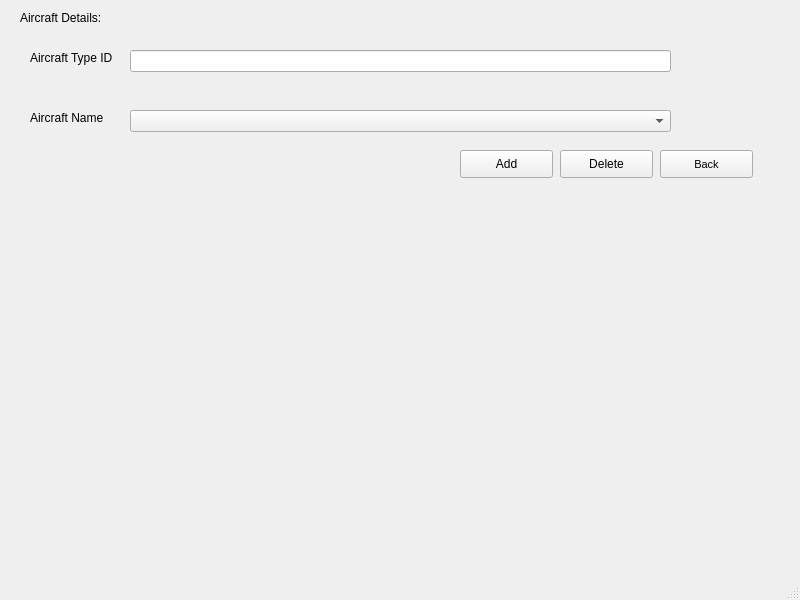
The window that aircraft type.ui (Muneeba-Badar/DB-Final-Project) describes before a commit, drawn with Qt 5.
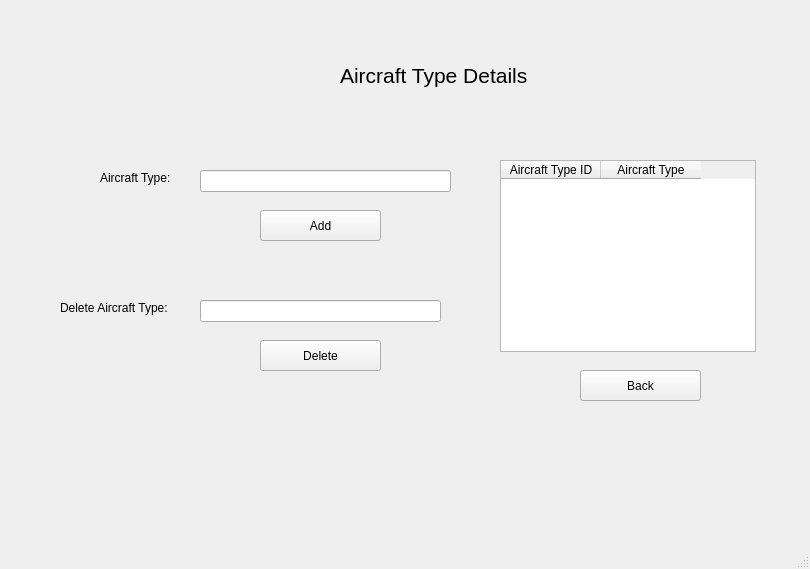
The same window after the commit.

What changed in the file:
```diff
--- a/aircraft type.ui
+++ b/aircraft type.ui
@@ -6,82 +6,61 @@
    <rect>
     <x>0</x>
     <y>0</y>
-    <width>800</width>
-    <height>600</height>
+    <width>810</width>
+    <height>569</height>
    </rect>
   </property>
   <property name="windowTitle">
    <string>MainWindow</string>
   </property>
   <widget class="QWidget" name="centralwidget">
-   <widget class="QLabel" name="label">
-    <property name="geometry">
-     <rect>
-      <x>20</x>
-      <y>10</y>
-      <width>91</width>
-      <height>16</height>
-     </rect>
-    </property>
-    <property name="text">
-     <string>Aircraft Details:</string>
-    </property>
-   </widget>
-   <widget class="QLabel" name="label_2">
-    <property name="geometry">
-     <rect>
-      <x>30</x>
-      <y>50</y>
-      <width>101</width>
-      <height>16</height>
-     </rect>
-    </property>
-    <property name="text">
-     <string>Aircraft Type ID</string>
-    </property>
-   </widget>
    <widget class="QLineEdit" name="lineEdit">
     <property name="geometry">
      <rect>
-      <x>130</x>
-      <y>50</y>
-      <width>541</width>
+      <x>200</x>
+      <y>170</y>
+      <width>251</width>
       <height>22</height>
      </rect>
     </property>
+    <property name="font">
+     <font>
+      <pointsize>9</pointsize>
+     </font>
+    </property>
    </widget>
    <widget class="QLabel" name="label_3">
     <property name="geometry">
      <rect>
-      <x>30</x>
-      <y>110</y>
+      <x>100</x>
+      <y>170</y>
       <width>81</width>
       <height>16</height>
      </rect>
     </property>
-    <property name="text">
-     <string>Aircraft Name</string>
+    <property name="font">
+     <font>
+      <pointsize>9</pointsize>
+     </font>
     </property>
-   </widget>
-   <widget class="QComboBox" name="comboBox">
-    <property name="geometry">
-     <rect>
-      <x>130</x>
-      <y>110</y>
-      <width>541</width>
-      <height>22</height>
-     </rect>
+    <property name="text">
+     <string>Aircraft Type:</string>
     </property>
    </widget>
    <widget class="QPushButton" name="pushButton_2">
     <property name="geometry">
      <rect>
-      <x>560</x>
-      <y>150</y>
-      <width>93</width>
-      <height>28</height>
+      <x>260</x>
+      <y>340</y>
+      <width>121</width>
+      <height>31</height>
      </rect>
     </property>
+    <property name="font">
+     <font>
+      <pointsize>9</pointsize>
+     </font>
+    </property>
     <property name="text">
      <string>Delete</string>
     </property>
@@ -89,12 +68,17 @@
    <widget class="QPushButton" name="pushButton">
     <property name="geometry">
      <rect>
-      <x>460</x>
-      <y>150</y>
-      <width>93</width>
-      <height>28</height>
+      <x>260</x>
+      <y>210</y>
+      <width>121</width>
+      <height>31</height>
      </rect>
     </property>
+    <property name="font">
+     <font>
+      <pointsize>9</pointsize>
+     </font>
+    </property>
     <property name="text">
      <string>Add</string>
     </property>
@@ -102,21 +86,95 @@
    <widget class="QPushButton" name="aircraftTypeBack">
     <property name="geometry">
      <rect>
-      <x>660</x>
-      <y>150</y>
-      <width>93</width>
-      <height>28</height>
+      <x>580</x>
+      <y>370</y>
+      <width>121</width>
+      <height>31</height>
      </rect>
     </property>
     <property name="font">
      <font>
-      <pointsize>8</pointsize>
+      <pointsize>9</pointsize>
      </font>
     </property>
     <property name="text">
      <string>Back</string>
     </property>
    </widget>
+   <widget class="QLabel" name="label_2">
+    <property name="geometry">
+     <rect>
+      <x>340</x>
+      <y>50</y>
+      <width>201</width>
+      <height>51</height>
+     </rect>
+    </property>
+    <property name="font">
+     <font>
+      <pointsize>16</pointsize>
+     </font>
+    </property>
+    <property name="text">
+     <string>Aircraft Type Details</string>
+    </property>
+   </widget>
+   <widget class="QLabel" name="label_4">
+    <property name="geometry">
+     <rect>
+      <x>60</x>
+      <y>300</y>
+      <width>121</width>
+      <height>16</height>
+     </rect>
+    </property>
+    <property name="font">
+     <font>
+      <pointsize>9</pointsize>
+     </font>
+    </property>
+    <property name="text">
+     <string>Delete Aircraft Type:</string>
+    </property>
+   </widget>
+   <widget class="QLineEdit" name="lineEdit_2">
+    <property name="geometry">
+     <rect>
+      <x>200</x>
+      <y>300</y>
+      <width>241</width>
+      <height>22</height>
+     </rect>
+    </property>
+    <property name="font">
+     <font>
+      <pointsize>9</pointsize>
+     </font>
+    </property>
+    <property name="text">
+     <string/>
+    </property>
+   </widget>
+   <widget class="QTableWidget" name="tableWidget">
+    <property name="geometry">
+     <rect>
+      <x>500</x>
+      <y>160</y>
+      <width>256</width>
+      <height>192</height>
+     </rect>
+    </property>
+    <column>
+     <property name="text">
+      <string>Aircraft Type ID</string>
+     </property>
+    </column>
+    <column>
+     <property name="text">
+      <string>Aircraft Type</string>
+     </property>
+    </column>
+   </widget>
   </widget>
   <widget class="QMenuBar" name="menubar">
    <property name="geometry">
```
Left out of the diff: 4 changed lines with no effect on the pictures.
